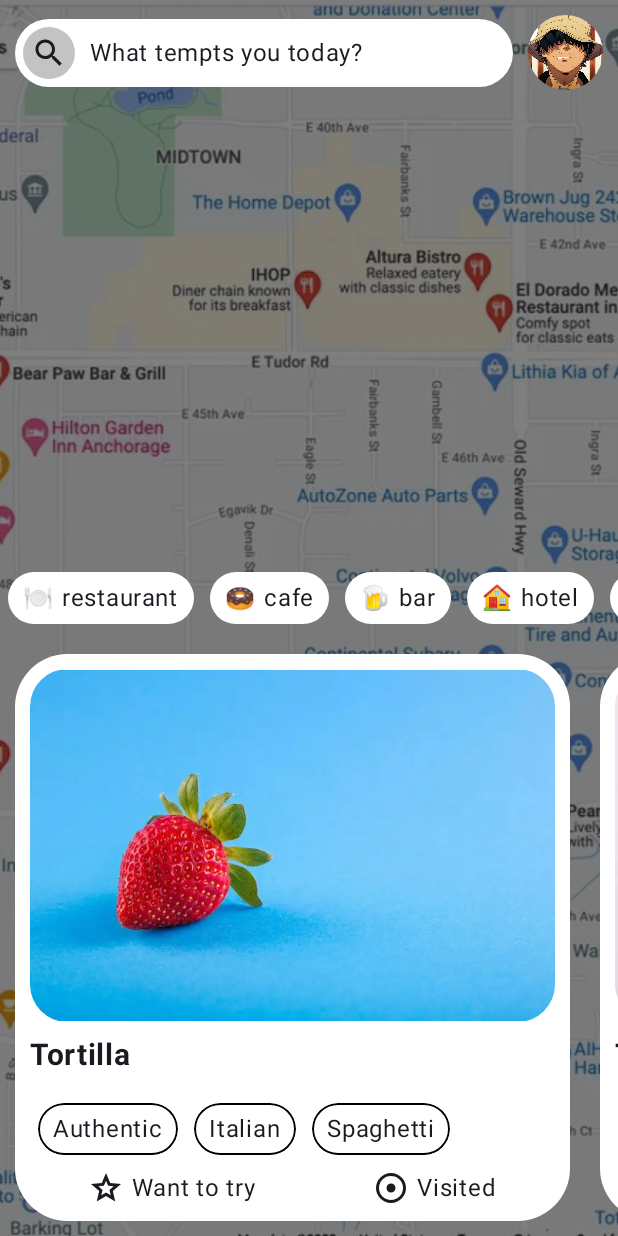
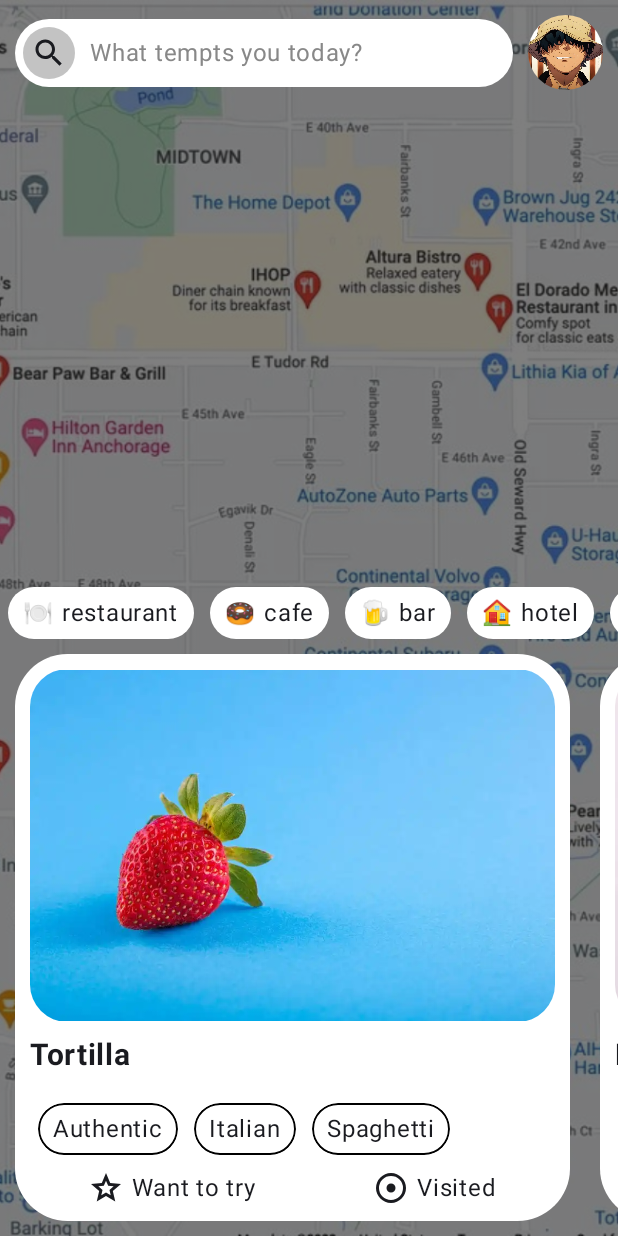
Before and after one commit to alexjosf/kotlin-biteappdesign, an Android app built with Jetpack Compose: the screen it shows after launch (MainActivity), on a phone screen of 412 x 824 dp. Run offline under Robolectric (Android 15) with nearby library versions, the light colour scheme and no system bars.

Commit message:
Final
Done

```diff
--- a/app/src/main/java/com/example/biteappdesign/MainActivity.kt
+++ b/app/src/main/java/com/example/biteappdesign/MainActivity.kt
@@ -1,9 +1,11 @@
 package com.example.biteappdesign
 
+import android.os.Build
 import android.os.Bundle
 import androidx.activity.ComponentActivity
 import androidx.activity.compose.setContent
 import androidx.activity.enableEdgeToEdge
+import androidx.annotation.RequiresApi
 import androidx.compose.foundation.Image
 import androidx.compose.foundation.background
 import androidx.compose.foundation.border
@@ -21,10 +23,15 @@ import androidx.compose.foundation.lazy.LazyRow
 import androidx.compose.foundation.lazy.items
 import androidx.compose.foundation.shape.CircleShape
 import androidx.compose.foundation.shape.RoundedCornerShape
+import androidx.compose.foundation.text.BasicTextField
 import androidx.compose.material3.Icon
 import androidx.compose.material3.Scaffold
 import androidx.compose.material3.Text
 import androidx.compose.runtime.Composable
+import androidx.compose.runtime.getValue
+import androidx.compose.runtime.mutableStateOf
+import androidx.compose.runtime.remember
+import androidx.compose.runtime.setValue
 import androidx.compose.ui.Alignment
 import androidx.compose.ui.Modifier
 import androidx.compose.ui.draw.clip
@@ -39,6 +46,7 @@ import androidx.compose.ui.unit.sp
 import com.example.biteappdesign.ui.theme.BiteappdesignTheme
 
 class MainActivity : ComponentActivity() {
+    @RequiresApi(Build.VERSION_CODES.O)
     override fun onCreate(savedInstanceState: Bundle?) {
         super.onCreate(savedInstanceState)
         enableEdgeToEdge()
@@ -61,6 +69,8 @@ class MainActivity : ComponentActivity() {
 
 @Composable
 fun Greeting(modifier: Modifier = Modifier) {
+    var text by remember { mutableStateOf("") }
+
     Image(
         modifier = Modifier
             .fillMaxSize()
@@ -101,7 +111,22 @@ fun Greeting(modifier: Modifier = Modifier) {
                     )
                 }
                 Spacer(modifier = modifier.width(10.dp))
-                Text(text = "What tempts you today?")
+                BasicTextField(
+                    value = text,
+                    onValueChange = { text = it },
+                    textStyle = androidx.compose.ui.text.TextStyle(
+                        fontSize = 18.sp,
+                        color = Color.Black
+                    ),
+                    modifier = Modifier
+                        .fillMaxWidth(),
+                    decorationBox = { innerTextField ->
+                        if (text.isEmpty()) {
+                            Text("What tempts you today?", color = Color.Gray)
+                        }
+                        innerTextField()
+                    }
+                )
             }
             Spacer(modifier = modifier.width(10.dp))
             Image(
@@ -123,23 +148,19 @@ fun Cards() {
         listOf("🍩", "cafe"),
         listOf("🍺", "bar"),
         listOf("🏠", "hotel"),
-        listOf("🏛", "museum")
+        listOf("🏛", "museum"),
+        listOf("🏪", "School"),
+        listOf("⛩", "Hospital")
     )
 
-    val images = listOf(
-        R.drawable.pexels1,
-        R.drawable.pexels2,
-        R.drawable.pexels3,
-        R.drawable.pexels4,
-        R.drawable.pexels5,
-    )
+    data class Dish(val name: String, val tags: List<String>)
 
-    val tags = listOf(
-        listOf("Authentic", "Italian", "Spaghetti"),
-        listOf("Traditional", "Roman", "Pasta"),
-        listOf("Handmade", "Neapolitan", "Gnocchi"),
-        listOf("Classic", "Sicilian", "Lasagna"),
-        listOf("Fresh", "Tuscan", "Ravioli")
+    val imageTagMap = mapOf(
+        R.drawable.pexels1 to Dish("Tortilla", listOf("Authentic", "Italian", "Spaghetti")),
+        R.drawable.pexels2 to Dish("Pasta", listOf("Traditional", "Roman", "Pasta")),
+        R.drawable.pexels3 to Dish("Gnocchi", listOf("Handmade", "Neapolitan", "Gnocchi")),
+        R.drawable.pexels4 to Dish("Lasagna", listOf("Classic", "Sicilian", "Lasagna")),
+        R.drawable.pexels5 to Dish("Ravioli", listOf("Fresh", "Tuscan", "Ravioli"))
     )
 
     Column(){
@@ -147,7 +168,7 @@ fun Cards() {
             items(listItems) { item ->
                     Row(
                         modifier = Modifier
-                            .padding(vertical = 10.dp, horizontal = 5.dp)
+                            .padding(horizontal = 5.dp)
                             .clip(shape = CircleShape)
                             .background(color = Color.White)
                             .padding(vertical = 5.dp, horizontal = 10.dp)
@@ -161,7 +182,7 @@ fun Cards() {
 
 
         LazyRow {
-            items(images) { outerIndex ->
+            items(imageTagMap.toList()) { (outerIndex, tags) ->
                 Column(
                     modifier = Modifier
                         .padding(10.dp)
@@ -178,7 +199,7 @@ fun Cards() {
 
                     )
                     Text(
-                        text = "Tortilla",
+                        text = tags.name,
                         fontSize = 20.sp,
                         fontWeight = FontWeight.Bold,
                         modifier = Modifier
@@ -187,7 +208,7 @@ fun Cards() {
                     LazyRow (
                         modifier = Modifier.fillMaxWidth()
                     ){
-                        items(tags[0]) { item ->
+                        items(tags.tags) { item ->
                             Column(
                                 modifier = Modifier
                                     .padding(vertical = 10.dp, horizontal = 5.dp)
```
